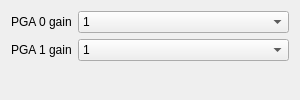
Before: the Qt Designer form interface/gainwidget.ui in Kuszki/AVR-Monitor, drawn with Qt 5.
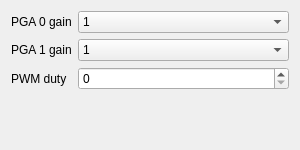
After: the same form once the commit is applied.

Diff of the .ui file:
```diff
--- a/interface/gainwidget.ui
+++ b/interface/gainwidget.ui
@@ -7,7 +7,7 @@
     <x>0</x>
     <y>0</y>
     <width>300</width>
-    <height>100</height>
+    <height>150</height>
    </rect>
   </property>
   <property name="windowTitle">
@@ -122,6 +122,29 @@
      </item>
     </widget>
    </item>
+   <item row="2" column="0">
+    <widget class="QLabel" name="labelDuty">
+     <property name="text">
+      <string>PWM duty</string>
+     </property>
+    </widget>
+   </item>
+   <item row="2" column="1">
+    <widget class="QSpinBox" name="Duty">
+     <property name="minimum">
+      <number>0</number>
+     </property>
+     <property name="maximum">
+      <number>255</number>
+     </property>
+     <property name="singleStep">
+      <number>5</number>
+     </property>
+     <property name="value">
+      <number>0</number>
+     </property>
+    </widget>
+   </item>
   </layout>
  </widget>
  <resources/>
```
Left out of the diff: 17 changed lines with no effect on the pictures.
